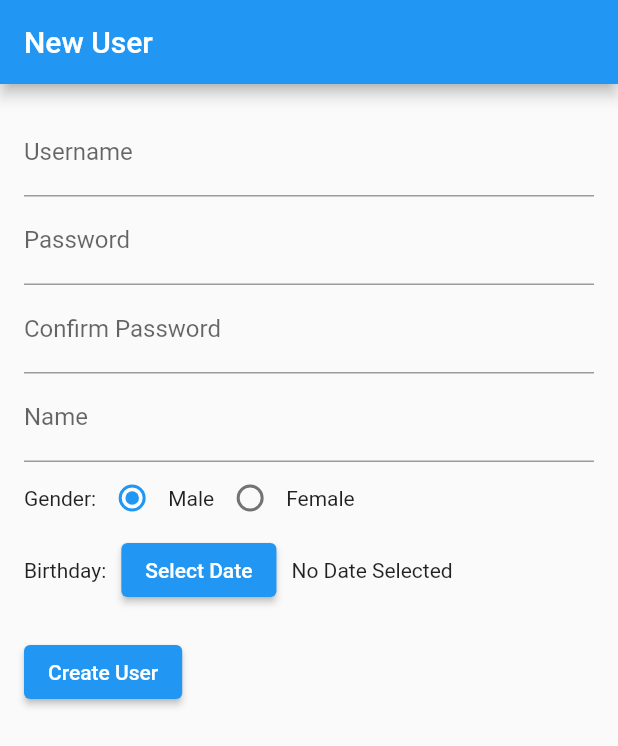
After one commit to Rocketsheepdevs/LightBulb, a Flutter app: the NewUserPage screen opened directly, on a phone screen of 412 x 824 dp. The commit adds this screen. Shown: the top 746 px of the screen. Run offline on Flutter 3.47's test engine with Material 2 defaults, Android fonts, the phone set to English and light mode, and no system bars.

Commit message:
Create New User
Added New user page. added button in login to redirect to said page.

```diff
--- /dev/null
+++ b/lib/screens/NewUserPage.dart
@@ -0,0 +1,153 @@
+import 'package:flutter/material.dart';
+
+void main() {
+  runApp(MyApp());
+}
+
+class User {
+  String username;
+  String password;
+  String confirmPassword;
+  String name;
+  String gender;
+  DateTime birthday;
+
+  User({
+    required this.username,
+    required this.password,
+    required this.confirmPassword,
+    required this.name,
+    required this.gender,
+    required this.birthday,
+  });
+}
+
+class MyApp extends StatelessWidget {
+  @override
+  Widget build(BuildContext context) {
+    return MaterialApp(
+      home: NewUserPage(),
+    );
+  }
+}
+
+class NewUserPage extends StatefulWidget {
+  @override
+  _NewUserPageState createState() => _NewUserPageState();
+}
+
+class _NewUserPageState extends State<NewUserPage> {
+  final TextEditingController usernameController = TextEditingController();
+  final TextEditingController passwordController = TextEditingController();
+  final TextEditingController confirmPasswordController =
+      TextEditingController();
+  final TextEditingController nameController = TextEditingController();
+  String gender = 'Male'; // Default gender
+  DateTime? selectedDate;
+
+  Future<void> _selectDate(BuildContext context) async {
+    final DateTime picked = (await showDatePicker(
+      context: context,
+      initialDate: DateTime.now(),
+      firstDate: DateTime(1900),
+      lastDate: DateTime.now(),
+    ))!;
+    if (picked != null && picked != selectedDate) {
+      setState(() {
+        selectedDate = picked;
+      });
+    }
+  }
+
+  @override
+  Widget build(BuildContext context) {
+    return Scaffold(
+      appBar: AppBar(
+        title: Text('New User'),
+      ),
+      body: Padding(
+        padding: const EdgeInsets.all(16.0),
+        child: Column(
+          crossAxisAlignment: CrossAxisAlignment.start,
+          children: [
+            TextFormField(
+              controller: usernameController,
+              decoration: InputDecoration(labelText: 'Username'),
+            ),
+            TextFormField(
+              controller: passwordController,
+              obscureText: true,
+              decoration: InputDecoration(labelText: 'Password'),
+            ),
+            TextFormField(
+              controller: confirmPasswordController,
+              obscureText: true,
+              decoration: InputDecoration(labelText: 'Confirm Password'),
+            ),
+            TextFormField(
+              controller: nameController,
+              decoration: InputDecoration(labelText: 'Name'),
+            ),
+            Row(
+              children: [
+                Text('Gender:'),
+                Radio(
+                  value: 'Male',
+                  groupValue: gender,
+                  onChanged: (value) {
+                    setState(() {
+                      gender = value.toString();
+                    });
+                  },
+                ),
+                Text('Male'),
+                Radio(
+                  value: 'Female',
+                  groupValue: gender,
+                  onChanged: (value) {
+                    setState(() {
+                      gender = value.toString();
+                    });
+                  },
+                ),
+                Text('Female'),
+              ],
+            ),
+            Row(
+              children: [
+                Text('Birthday:'),
+                SizedBox(width: 10),
+                ElevatedButton(
+                  onPressed: () => _selectDate(context),
+                  child: Text('Select Date'),
+                ),
+                SizedBox(width: 10),
+                Text(selectedDate != null
+                    ? "${selectedDate!.toLocal()}".split(' ')[0]
+                    : 'No Date Selected'),
+              ],
+            ),
+            SizedBox(height: 20),
+            ElevatedButton(
+              onPressed: () {
+                // Create User object with entered data
+                User newUser = User(
+                  username: usernameController.text,
+                  password: passwordController.text,
+                  confirmPassword: confirmPasswordController.text,
+                  name: nameController.text,
+                  gender: gender,
+                  birthday: selectedDate ?? DateTime.now(),
+                );
+
+                // Do something with the new user data, e.g., save to a database
+                print('New User: $newUser');
+              },
+              child: Text('Create User'),
+            ),
+          ],
+        ),
+      ),
+    );
+  }
+}
```
Also changed, not shown: lib/screens/LoginPage.dart (+14 -5 lines), lib/screens/SetUpAccPage.dart (added, +15 -0 lines), 3 other files.
